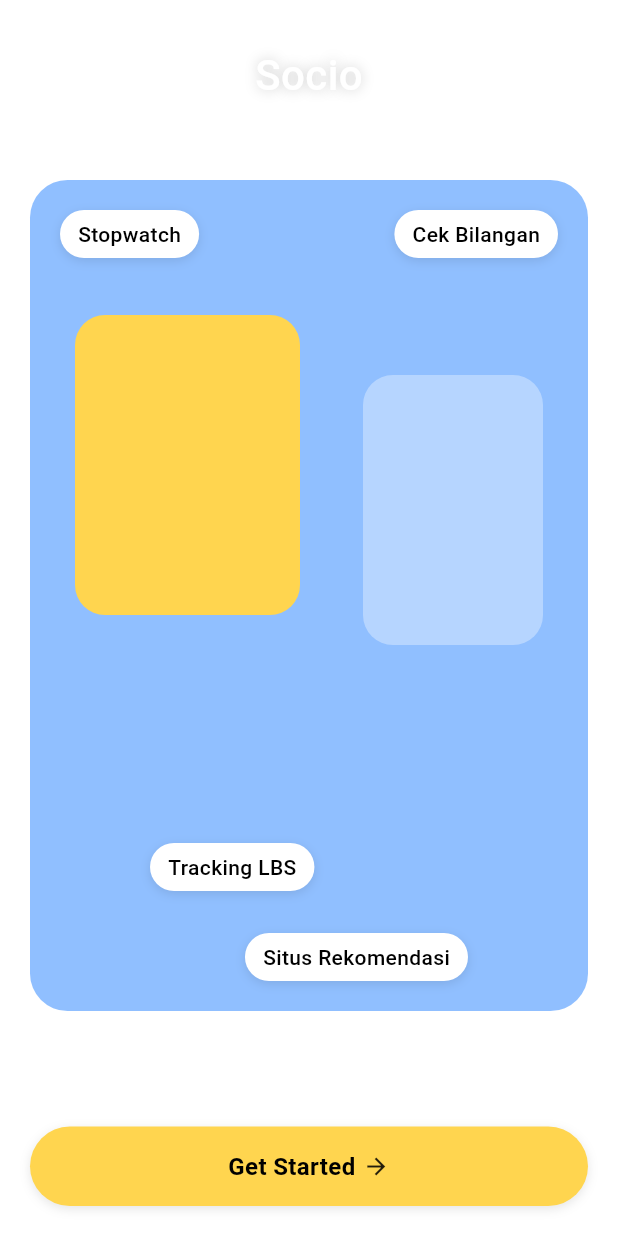
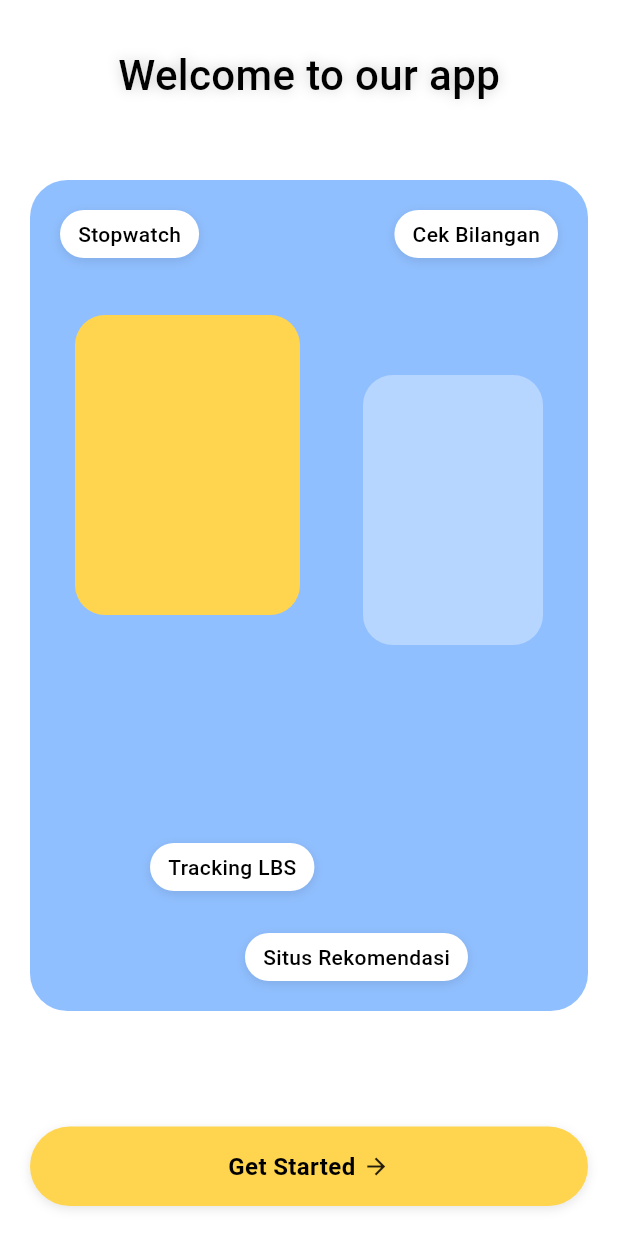
Before and after one commit to Arvidion/TPM_Tugas3, a Flutter app: the screen it shows after launch, on a phone screen of 412 x 824 dp. Run offline on Flutter 3.47's test engine with Material 3 defaults, Android fonts, the phone set to English and light mode, and no system bars; our stand-ins replace flutter_map, geolocator, latlong2, shared_preferences.

Commit message:
edit ui welcome page

```diff
--- a/tugaskelompok/lib/welcome_page.dart
+++ b/tugaskelompok/lib/welcome_page.dart
@@ -14,11 +14,11 @@ class WelcomePage extends StatelessWidget {
             Padding(
               padding: const EdgeInsets.symmetric(horizontal: 20, vertical: 30),
               child: Text(
-                'Socio',
+                'Welcome to our app',
                 style: TextStyle(
                   fontSize: 28,
                   fontWeight: FontWeight.w500,
-                  color: Colors.white,
+                  color: Colors.black,
                   shadows: [
                     Shadow(
                       offset: const Offset(0, 0),
```
Also changed, not shown: 4 other files.
